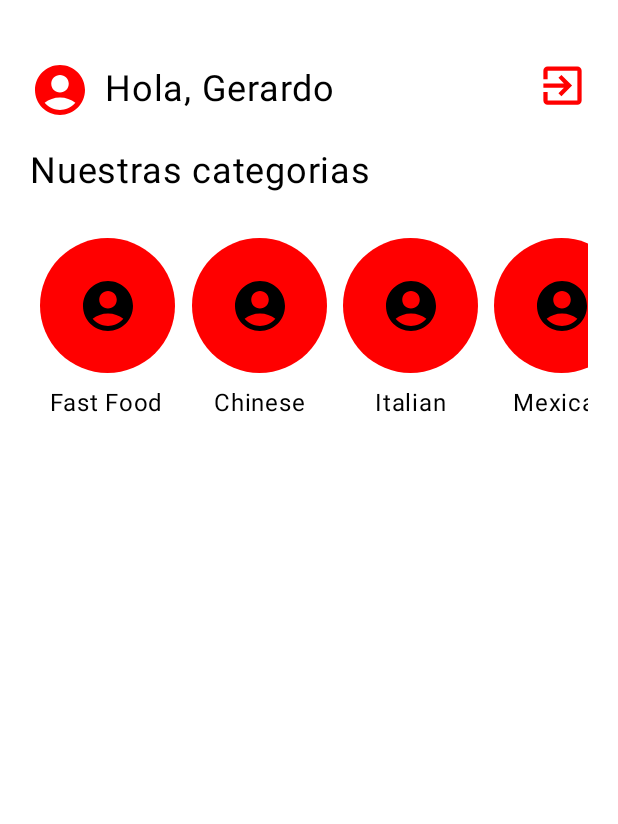
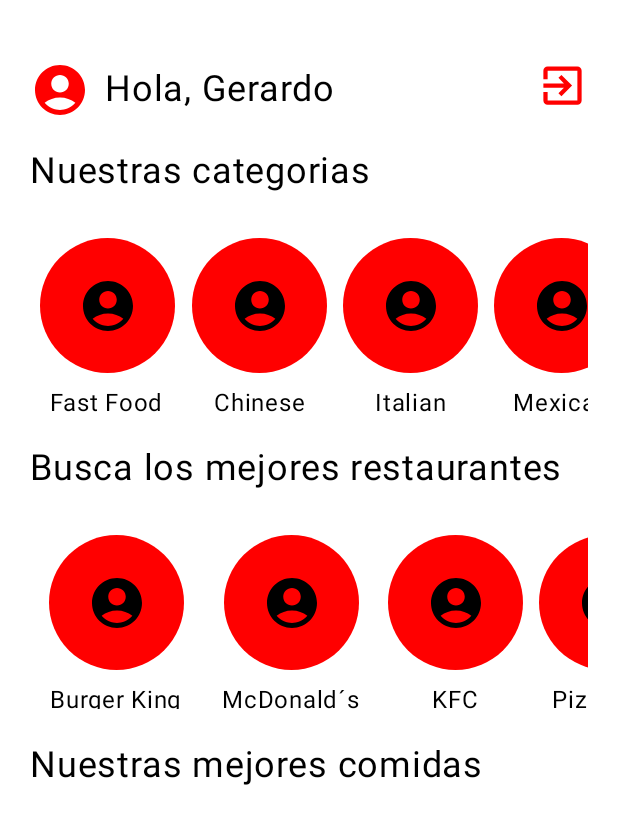
Before and after one commit to GerardoAV1/GAmezquitaFoodApp, an Android app built with Jetpack Compose: the @Preview function GreetingPreview, on a phone screen of 412 x 824 dp. Shown: the top 824 px of the screen. Run offline under Robolectric (Android 15) with nearby library versions, the phone set to English and light mode, and no system bars.

Commit message:
Segunda parte (estructura)

```diff
--- a/app/src/main/java/com/example1/gamezquitafoodapp/MainActivity.kt
+++ b/app/src/main/java/com/example1/gamezquitafoodapp/MainActivity.kt
@@ -146,6 +146,64 @@ fun MainApp(){
                }
            }
         }
+        //Busca Mejores Restaurantes
+        Text("Busca los mejores restaurantes",
+            fontSize = 24.sp,
+            modifier = Modifier
+                .padding(top = 10.dp )
+
+        )
+        // Restaurantes
+        val restaurantes= listOf("Burger King", "McDonald´s","KFC","Pizza Hut","Daddy Queen")
+        LazyRow(
+            modifier = Modifier
+                .fillMaxWidth()
+                .height(160.dp)
+                .padding(top = 25.dp)
+        ) {
+            items(restaurantes){ restaurantes ->
+                Column(
+                    horizontalAlignment = Alignment.CenterHorizontally,
+                    modifier = Modifier.padding(5.dp)
+                ) {
+                    Box(
+                        modifier = Modifier
+                            .size(90.dp)
+                            .clip(CircleShape)
+                            .background(Color.Red),
+                        contentAlignment = Alignment.Center
+                    ){
+
+                        Icon(
+                            imageVector = Icons.Default.AccountCircle,
+                            contentDescription = "Account",
+
+                            modifier = Modifier
+                                .size(40.dp)
+
+
+                        )
+
+
+                    }
+                    Text(text = restaurantes,
+                        modifier = Modifier.padding(8.dp)
+
+                    )
+
+
+
+                }
+            }
+        }
+        //Nuestras Mejores Comidas
+        Text("Nuestras mejores comidas",
+            fontSize = 24.sp,
+            modifier = Modifier
+                .padding(top = 10.dp )
+
+        )
+
     }
 }
 
```
